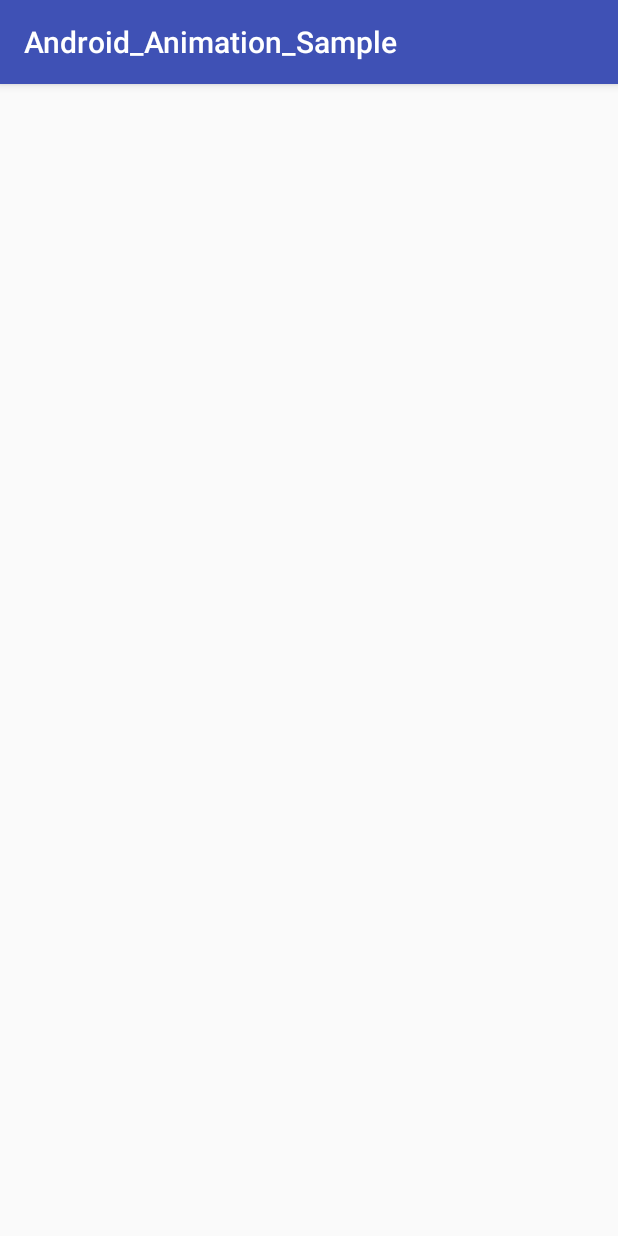
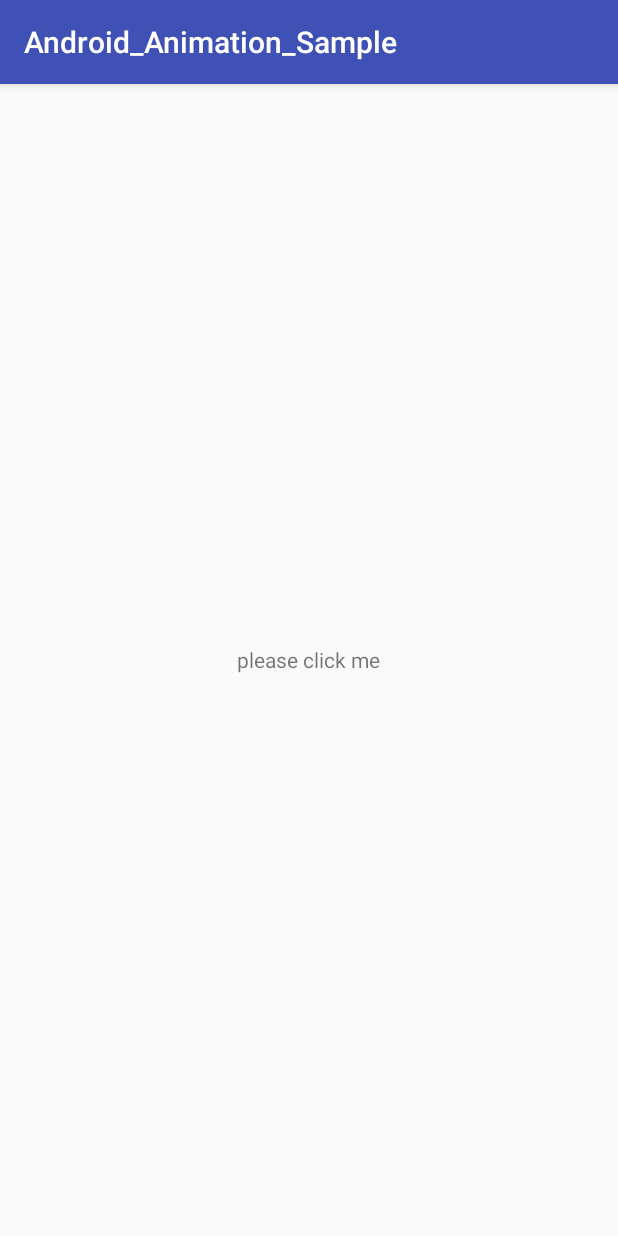
Before and after one commit to lizhen0211/Android_Animation_Sample, an Android app: the ViewAnimationActivity screen opened directly, with no data from a screen before it, on a phone screen of 412 x 824 dp. Run offline under Robolectric (Android 15) with nearby library versions, the phone set to English and light mode, and no system bars.

Commit message:
View animation

```diff
--- a/app/src/main/java/com/example/lz/android_animation_sample/MainActivity.java
+++ b/app/src/main/java/com/example/lz/android_animation_sample/MainActivity.java
@@ -19,7 +19,8 @@ public class MainActivity extends AppCompatActivity {
     }
 
     public void onViewAnimationClick(View view) {
-
+        Intent intent = new Intent(MainActivity.this, ViewAnimationActivity.class);
+        startActivity(intent);
     }
 
     public void onDrawableAnimationClick(View view) {
--- a/app/src/main/java/com/example/lz/android_animation_sample/ViewAnimationActivity.java
+++ b/app/src/main/java/com/example/lz/android_animation_sample/ViewAnimationActivity.java
@@ -1,13 +1,32 @@
 package com.example.lz.android_animation_sample;
 
+import android.animation.Animator;
+import android.animation.AnimatorListenerAdapter;
 import android.support.v7.app.AppCompatActivity;
 import android.os.Bundle;
+import android.view.View;
+import android.widget.TextView;
+import android.widget.Toast;
 
 public class ViewAnimationActivity extends AppCompatActivity {
+
+    private TextView textView;
 
     @Override
     protected void onCreate(Bundle savedInstanceState) {
         super.onCreate(savedInstanceState);
         setContentView(R.layout.activity_view_animation);
+        textView = (TextView) findViewById(R.id.textview);
+    }
+
+    public void onTextViewClick(View view) {
+        view.animate().alpha(0.5f).rotation(90f).
+                scaleX(2).xBy(100).yBy(100).setDuration(1000).setStartDelay(10).
+                setListener(new AnimatorListenerAdapter() {
+                    @Override
+                    public void onAnimationStart(Animator animation) {
+                        Toast.makeText(ViewAnimationActivity.this, "Started...", Toast.LENGTH_SHORT).show();
+                    }
+                });
     }
 }
--- a/app/src/main/res/layout/activity_view_animation.xml
+++ b/app/src/main/res/layout/activity_view_animation.xml
@@ -3,10 +3,14 @@
     xmlns:tools="http://schemas.android.com/tools"
     android:layout_width="match_parent"
     android:layout_height="match_parent"
-    android:paddingBottom="@dimen/activity_vertical_margin"
-    android:paddingLeft="@dimen/activity_horizontal_margin"
-    android:paddingRight="@dimen/activity_horizontal_margin"
-    android:paddingTop="@dimen/activity_vertical_margin"
     tools:context="com.example.lz.android_animation_sample.ViewAnimationActivity">
 
+    <TextView
+        android:id="@+id/textview"
+        android:layout_width="wrap_content"
+        android:layout_height="wrap_content"
+        android:layout_centerInParent="true"
+        android:gravity="center"
+        android:onClick="onTextViewClick"
+        android:text="please click me" />
 </RelativeLayout>
```
